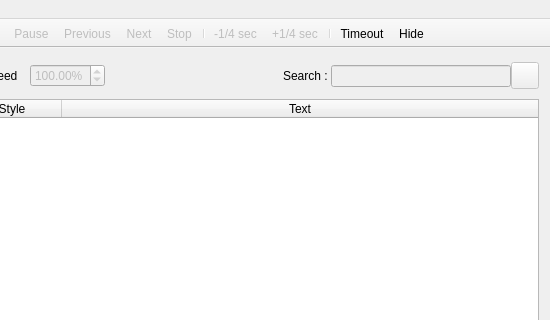
Old version of the form src/mainwindow.ui in the repository Subtivals/subtivals; both pictures show x 250 to 800 and y 0 to 320 of the 800 by 500 pixel window.
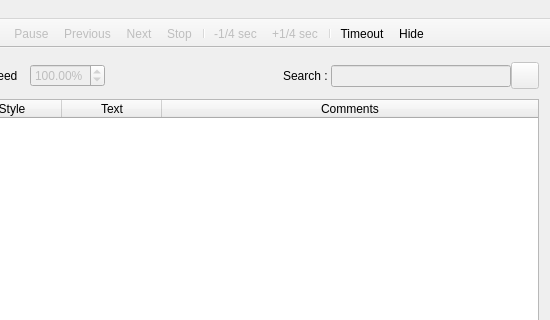
New version of the form. Icons and pictures are not drawn.

Commit message:
Add comments column (fixes #221, fixes #235)
* Read Comment from ASS files
* Read lines starting with # in srt and txt
* Show column in UI only if comments present
* Hide column when preferences are opened

The edit to the form file:
```diff
--- a/src/mainwindow.ui
+++ b/src/mainwindow.ui
@@ -209,6 +209,11 @@
           <string>Text</string>
          </property>
         </column>
+        <column>
+         <property name="text">
+          <string>Comments</string>
+         </property>
+        </column>
        </widget>
       </item>
      </layout>
```
The commit also changes 6 other files.
